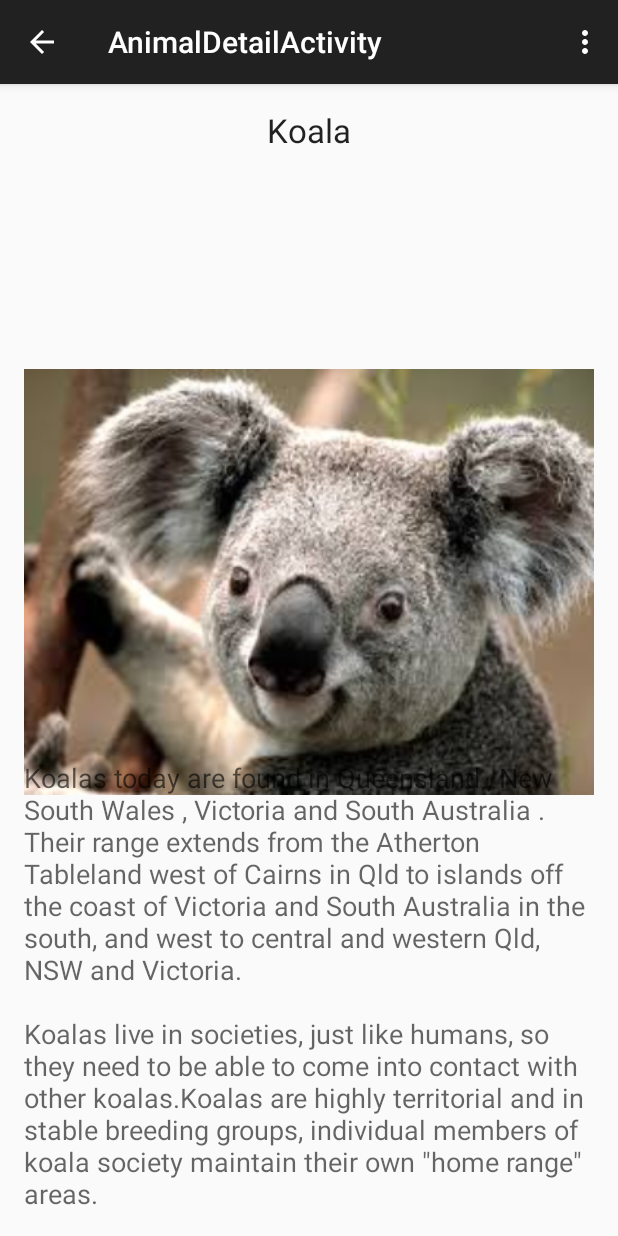
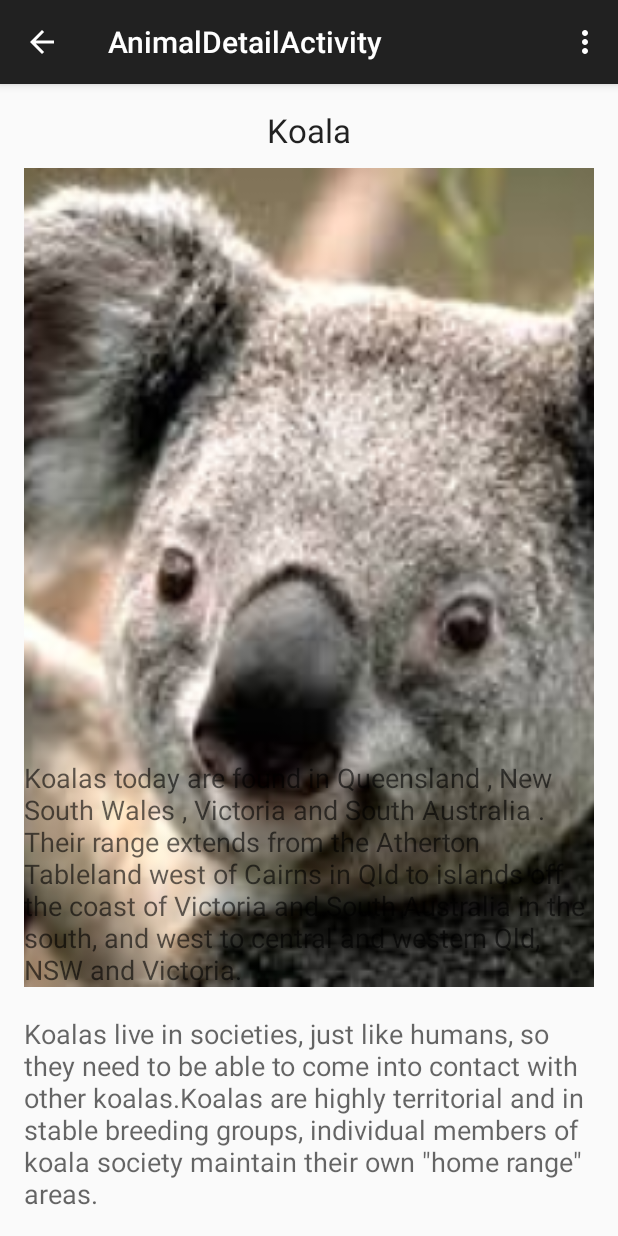
Before and after one commit to deekshasharma/zooDirectoryAndroid, an Android app: the screen it shows after launch (AnimalDetailActivity), after a tap on "Koala", on a phone screen of 412 x 824 dp. Run offline under Robolectric (Android 15) with nearby library versions, the phone set to English and light mode, and no system bars.

Commit message:
image enlarged on detail activity

```diff
--- a/app/src/main/res/layout/activity_animal_detail.xml
+++ b/app/src/main/res/layout/activity_animal_detail.xml
@@ -15,17 +15,20 @@
         android:layout_alignParentTop="true"
         android:layout_centerHorizontal="true" />
 
+    <LinearLayout
+        android:layout_width="match_parent"
+        android:layout_height="match_parent"
+        android:layout_centerHorizontal="true"
+        android:paddingTop="40dip"
+        android:paddingBottom="150dip">
 
     <ImageView
-        android:layout_width="match_parent"
-        android:layout_height="wrap_content"
+        android:layout_width="fill_parent"
+        android:layout_height="fill_parent"
         android:id="@+id/detailAnimalImage"
-        android:scaleType="centerCrop"
-        android:layout_below="@+id/detailAnimalName"
-        android:layout_alignParentRight="true"
-        android:layout_alignParentEnd="false"
-        android:paddingTop="190dip"
-        android:paddingBottom="160dip" />
+        android:scaleType="centerCrop" />
+
+    </LinearLayout>
 
     <TextView
         android:layout_width="wrap_content"
--- a/app/src/main/res/layout/list_item.xml
+++ b/app/src/main/res/layout/list_item.xml
@@ -32,5 +32,4 @@
         android:typeface="sans"
         android:textSize="15dip"
         android:textStyle="bold"/>
-
 </RelativeLayout>
```
